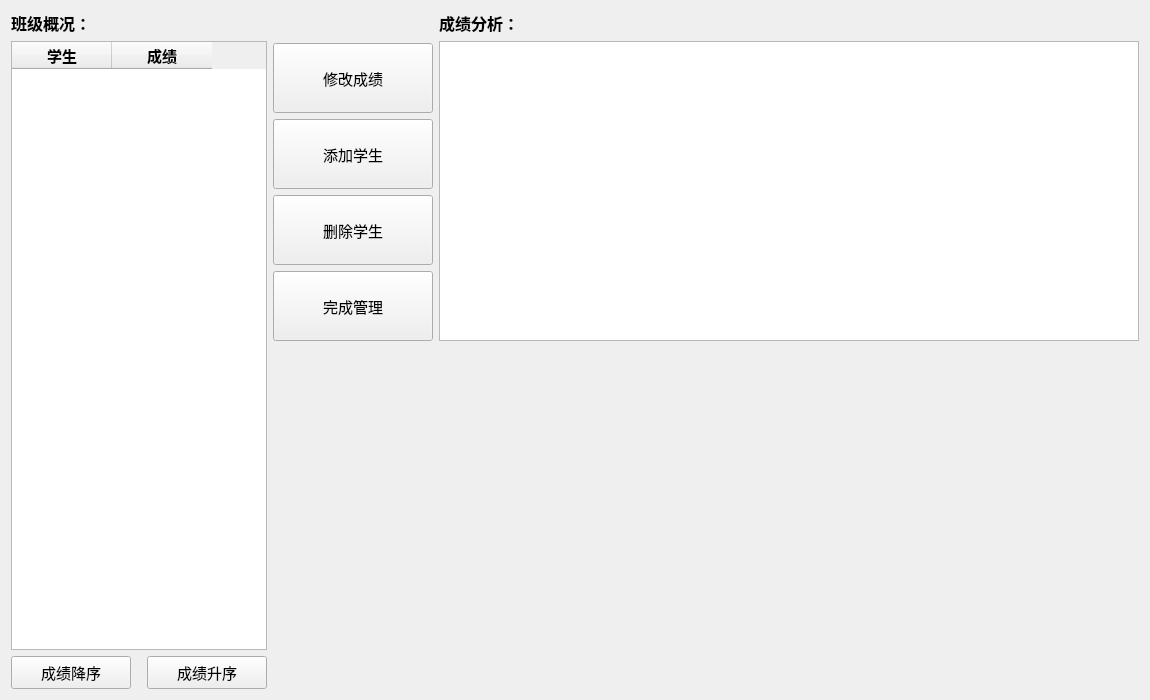
Above: StuInfo_Manage_System/manage_window.ui from xietao02/StuInfo_Manage_System before the change. Below: the same form after it.
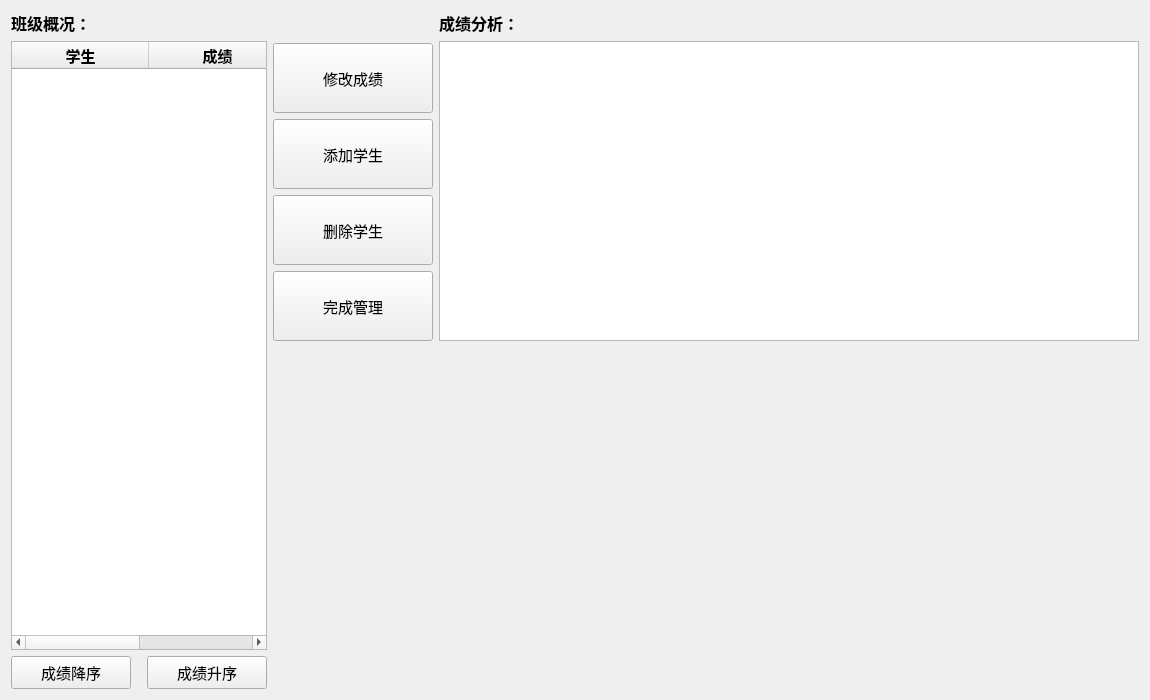
That is the form after the change.

The edit to the form file:
```diff
--- a/StuInfo_Manage_System/manage_window.ui
+++ b/StuInfo_Manage_System/manage_window.ui
@@ -68,6 +68,9 @@
          <pointsize>10</pointsize>
         </font>
        </property>
+       <attribute name="horizontalHeaderDefaultSectionSize">
+        <number>137</number>
+       </attribute>
        <column>
         <property name="text">
          <string>学生</string>
```
